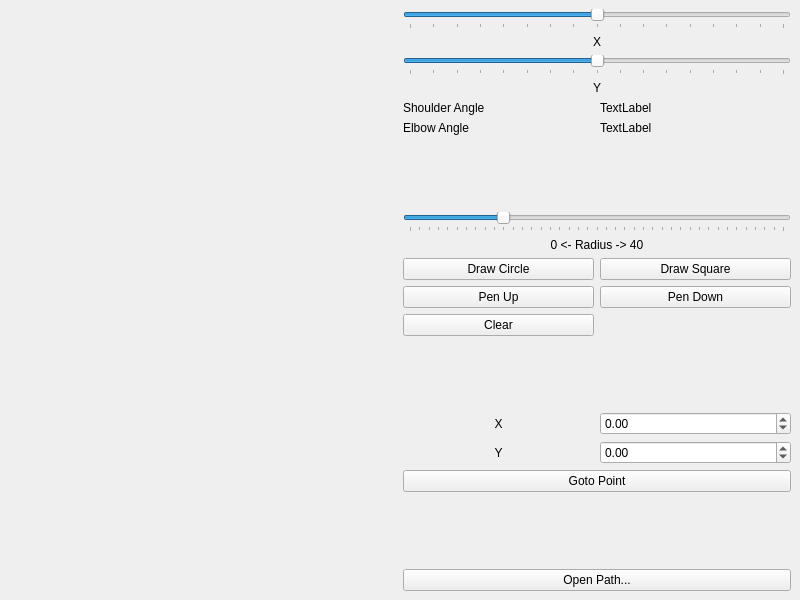
First picture: the form in mainwindow.ui, repository Senior-Design-Robot/ESP-Simulator, before the edit.
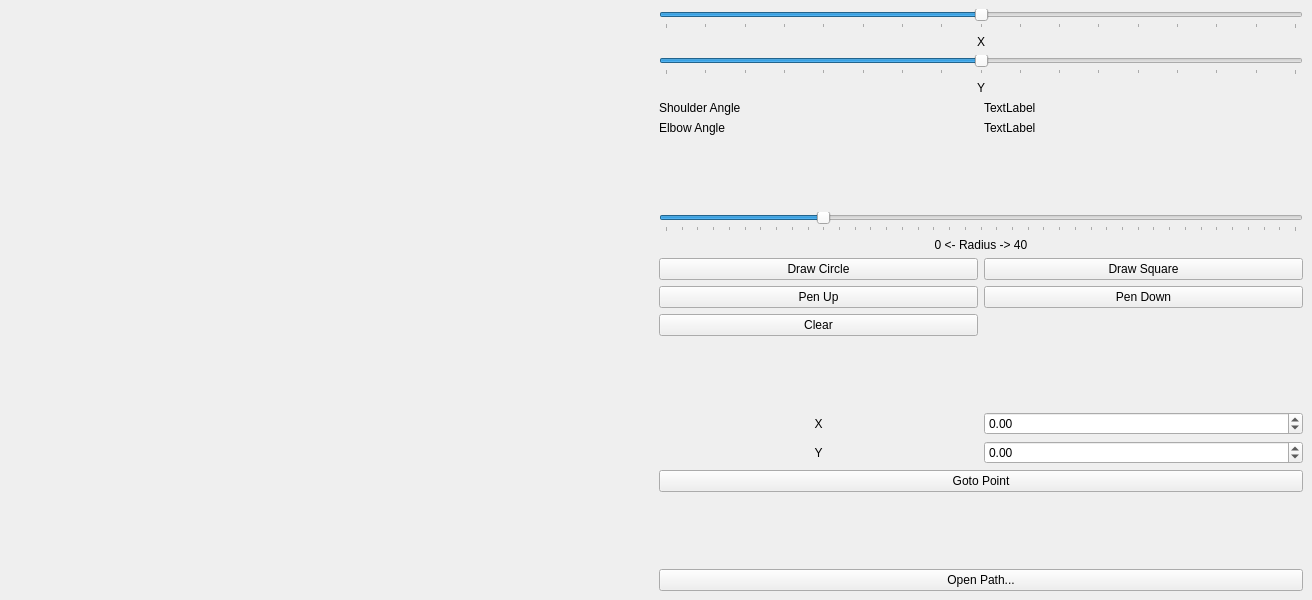
Second picture: the form after the edit. Custom widgets are drawn as their Qt base class.

Diff of the .ui file:
```diff
--- a/mainwindow.ui
+++ b/mainwindow.ui
@@ -6,7 +6,7 @@
    <rect>
     <x>0</x>
     <y>0</y>
-    <width>800</width>
+    <width>1312</width>
     <height>600</height>
    </rect>
   </property>
```
Left out of the diff: 108 changed lines with no effect on the pictures.
